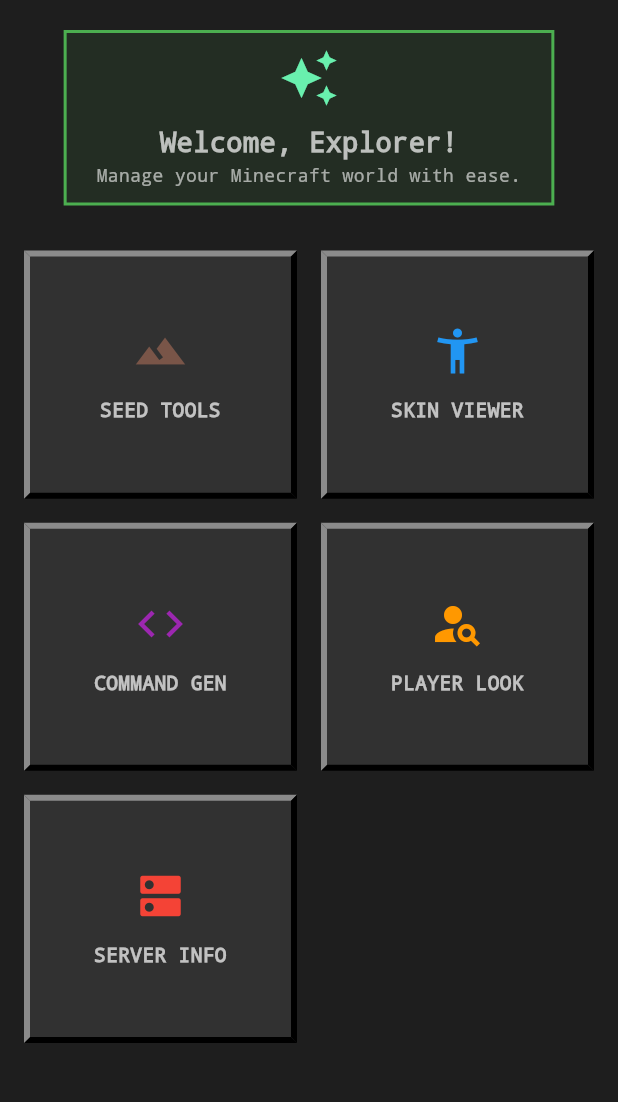
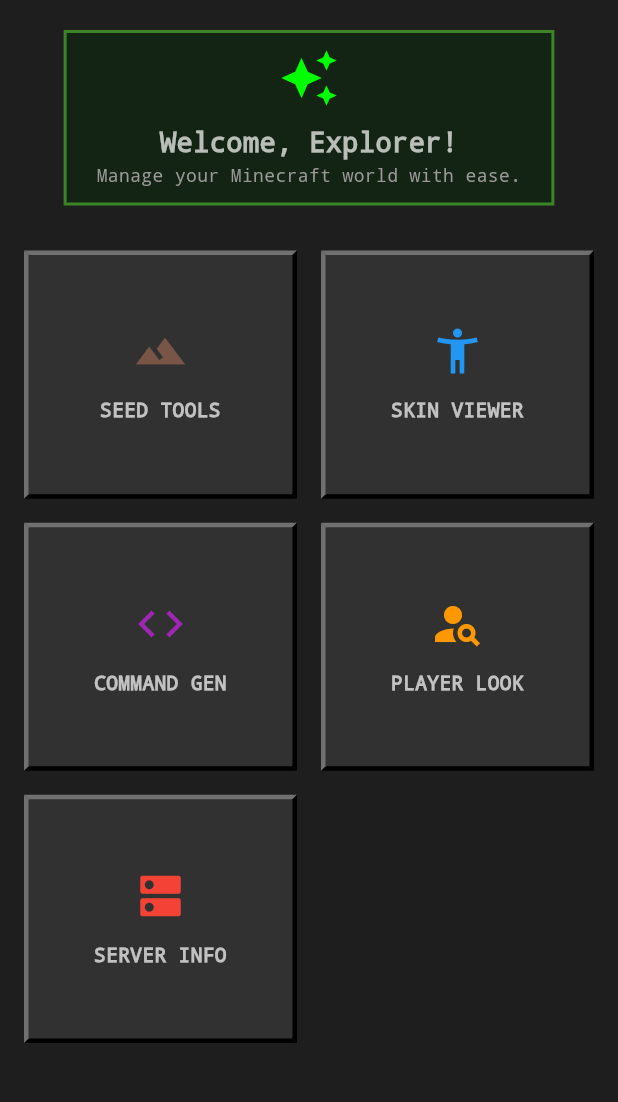
Before and after one commit to GamerArnabXYZ/BlockTools_Hub, a Flutter app: the screen it shows after launch, on a phone screen of 412 x 824 dp, the part 84-1186 px from its top. Run offline on Flutter 3.47's test engine with Material 3 defaults, Android fonts, the phone set to English and light mode, and no system bars.

Commit message:
Optimize: Aggressive performance fix by removing transparency and using RepaintBoundary. CI: Continuous Pre-release for APKs.

```diff
--- a/lib/features/home/presentation/pages/home_page.dart
+++ b/lib/features/home/presentation/pages/home_page.dart
@@ -19,17 +19,17 @@
             child: Column(
               children: [
                 const SizedBox(height: 20),
-                /* Stylized Header */
+                /* Solid colors optimized for performance */
                 Container(
                   padding: const EdgeInsets.symmetric(horizontal: 20, vertical: 10),
                   margin: const EdgeInsets.symmetric(horizontal: 16),
                   decoration: BoxDecoration(
-                    color: Colors.green.withOpacity(0.1),
-                    border: Border.all(color: Colors.green, width: 2),
+                    color: const Color(0xFF142414), // Solid dark green instead of opacity
+                    border: Border.all(color: const Color(0xFF3C8527), width: 2),
                   ),
                   child: const Column(
                     children: [
-                      Icon(Icons.auto_awesome, color: Colors.greenAccent, size: 40),
+                      Icon(Icons.auto_awesome, color: Color(0xFF00FF00), size: 40),
                       SizedBox(height: 10),
                       Text(
                         'Welcome, Explorer!',
@@ -38,7 +38,7 @@
                       Text(
                         'Manage your Minecraft world with ease.',
                         textAlign: TextAlign.center,
-                        style: TextStyle(fontSize: 12, color: Colors.white60),
+                        style: TextStyle(fontSize: 12, color: Color(0xFF999999)),
                       ),
                     ],
                   ),
@@ -47,7 +47,6 @@
               ],
             ),
           ),
-          /* Optimized Tool Grid using Slivers */
           SliverPadding(
             padding: const EdgeInsets.symmetric(horizontal: 16),
             sliver: SliverGrid(
@@ -58,11 +57,11 @@
                 childAspectRatio: 1.1,
               ),
               delegate: SliverChildListDelegate([
-                _buildTool(context, 'Seed Tools', Icons.landscape, Colors.brown, const SeedPage()),
-                _buildTool(context, 'Skin Viewer', Icons.accessibility_new, Colors.blue, const SkinPage()),
-                _buildTool(context, 'Command Gen', Icons.code, Colors.purple, const CommandPage()),
-                _buildTool(context, 'Player Look', Icons.person_search, Colors.orange, const PlayerPage()),
-                _buildTool(context, 'Server Info', Icons.dns, Colors.red, const ServerPage()),
+                _buildTool(context, 'Seed Tools', Icons.landscape, const Color(0xFF795548), const SeedPage()),
+                _buildTool(context, 'Skin Viewer', Icons.accessibility_new, const Color(0xFF2196F3), const SkinPage()),
+                _buildTool(context, 'Command Gen', Icons.code, const Color(0xFF9C27B0), const CommandPage()),
+                _buildTool(context, 'Player Look', Icons.person_search, const Color(0xFFFF9800), const PlayerPage()),
+                _buildTool(context, 'Server Info', Icons.dns, const Color(0xFFF44336), const ServerPage()),
               ]),
             ),
           ),
--- a/lib/shared/widgets/minecraft_widgets.dart
+++ b/lib/shared/widgets/minecraft_widgets.dart
@@ -1,6 +1,10 @@
 import 'package:flutter/material.dart';
 
-/* Custom card widget jo Minecraft block jaisa dikhta hai */
+/*
+DEEP PERFORMANCE OPTIMIZATION:
+- Transparency (Opacity) hata di gayi hai kyunki HTML renderer pe ye laggy hota hai.
+- Box Decoration ko simplify kiya gaya hai.
+*/
 class MinecraftCard extends StatelessWidget {
   final Widget child;
   final VoidCallback? onTap;
@@ -15,16 +19,16 @@
 
   @override
   Widget build(BuildContext context) {
-    return GestureDetector(
+    return InkWell(
       onTap: onTap,
-      child: Container(
+      child: DecoratedBox(
         decoration: BoxDecoration(
           color: color ?? const Color(0xFF313131),
           border: const Border(
-            top: BorderSide(color: Color(0xFF8B8B8B), width: 4),
-            left: BorderSide(color: Color(0xFF8B8B8B), width: 4),
-            right: BorderSide(color: Color(0xFF000000), width: 4),
-            bottom: BorderSide(color: Color(0xFF000000), width: 4),
+            top: BorderSide(color: Color(0xFF707070), width: 3),
+            left: BorderSide(color: Color(0xFF707070), width: 3),
+            right: BorderSide(color: Color(0xFF000000), width: 3),
+            bottom: BorderSide(color: Color(0xFF000000), width: 3),
           ),
         ),
         child: Padding(
@@ -36,7 +40,6 @@
   }
 }
 
-/* Base page widget common layout ke liye */
 class MinecraftBasePage extends StatelessWidget {
   final String title;
   final Widget body;
@@ -50,17 +53,14 @@
   @override
   Widget build(BuildContext context) {
     return Scaffold(
+      backgroundColor: const Color(0xFF1E1E1E),
       appBar: AppBar(
         title: Text(title.toUpperCase()),
-        leading: Navigator.canPop(context)
-            ? IconButton(
-                icon: const Icon(Icons.arrow_back_ios_new, size: 18),
-                onPressed: () => Navigator.pop(context),
-              )
-            : null,
+        backgroundColor: const Color(0xFF101010),
+        elevation: 0,
       ),
-      body: Container(
-        color: const Color(0xFF1E1E1E), // Texture hata diya performance ke liye
+      /* RepaintBoundary use kiya hai taaki UI sections independent render ho */
+      body: RepaintBoundary(
         child: body,
       ),
     );
```
Also changed, not shown: 1 other file.
